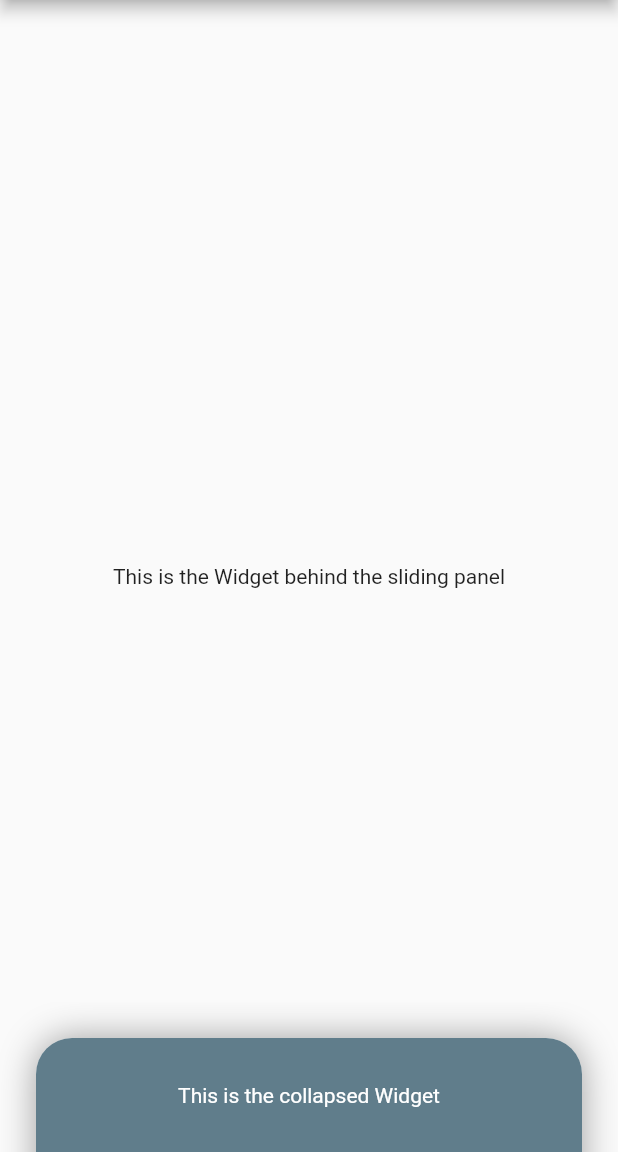
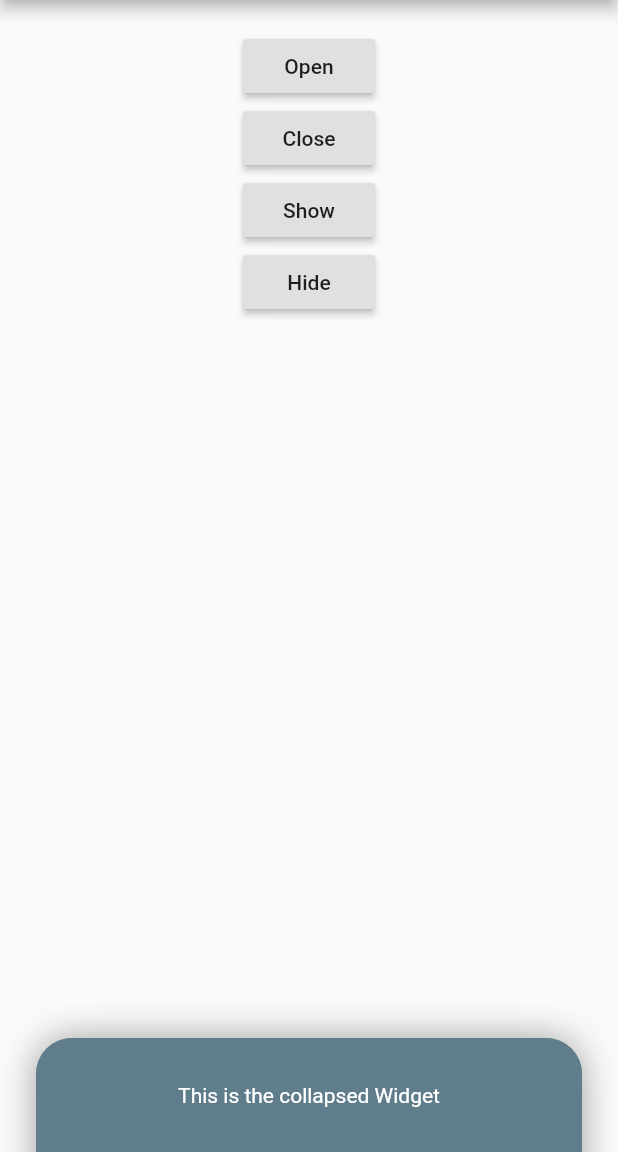
Before and after one commit to akshathjain/sliding_up_panel, a Flutter app: the screen it shows after launch, on a phone screen of 412 x 824 dp, the part 84-1236 px from its top. Run offline on Flutter 3.47's test engine with Material 2 defaults, Android fonts, the phone set to English and light mode, and no system bars.

Commit message:
updated the example app

```diff
--- a/example/lib/main.dart
+++ b/example/lib/main.dart
@@ -45,15 +45,15 @@ class _HomePageState extends State<HomePage> {
         renderPanel: false,
         childPanel: _floatingFront(),
         childCollapsed: _floatingCollapsed(),
-        childBehind: Center(
-          child: Text("This is the Widget behind the sliding panel"),
-        ),
+        childBehind: _body(),
+        controller: _pc,
       ),
     );
   }
 
   Widget _body(){
     return Container(
+      padding: const EdgeInsets.only(top: 20.0),
       child: Column(
         children: <Widget>[
           RaisedButton(
@@ -96,7 +96,7 @@ class _HomePageState extends State<HomePage> {
   Widget _floatingFront(){
     return Container(
       decoration: BoxDecoration(
-        color: Colors.white,
+        color: Colors.blueGrey,
         borderRadius: BorderRadius.all(Radius.circular(24.0)),
         boxShadow: [
           BoxShadow(
@@ -106,9 +106,7 @@ class _HomePageState extends State<HomePage> {
         ]
       ),
       margin: const EdgeInsets.all(24.0),
-      child: Center(
-        child: Text("This is the SlidingUpPanel when open"),
-      ),
+      child: _scrollingList(),
     );
   }
 
@@ -117,12 +115,11 @@ class _HomePageState extends State<HomePage> {
       //adding a margin to the top leaves an area where the user can swipe
       //to open/close the sliding panel
       margin: const EdgeInsets.only(top: 36.0),
-
-      color: Colors.white,
       child: ListView.builder(
         itemCount: 50,
         itemBuilder: (BuildContext context, int i){
           return Container(
+            color: Colors.white,
             padding: const EdgeInsets.all(12.0),
             child: Text("$i"),
           );
```
